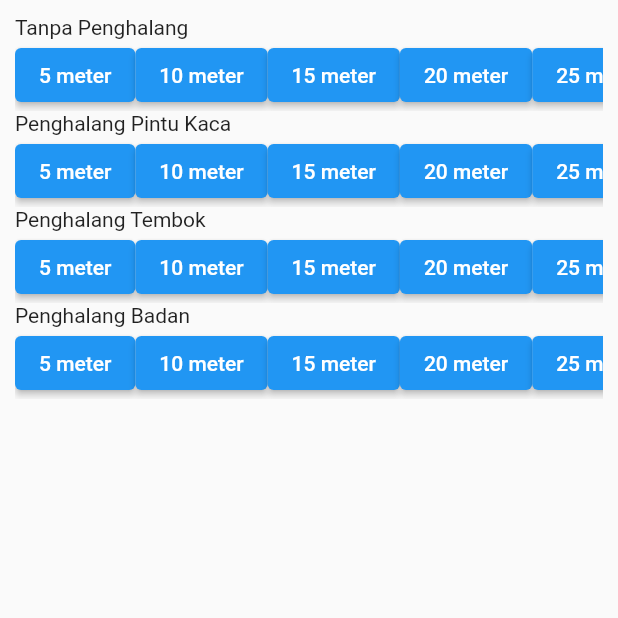
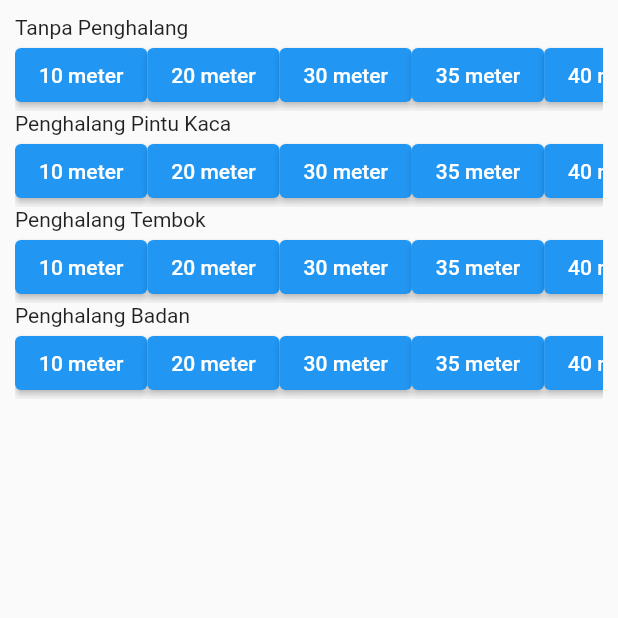
Before and after one commit to sedjierichson/Skripsi-Presensi, a Flutter app: the LogData screen opened directly, on a phone screen of 412 x 824 dp, the top half of it. Run offline on Flutter 3.47's test engine with Material 2 defaults, Android fonts, the light colour scheme and no system bars; our stand-ins replace firebase_core, firebase_messaging, flutter_blue_plus, flutter_datetime_picker, flutter_local_notifications, font_awesome_flutter and 8 more; accounts and stored records are empty; network calls fail.

Commit message:
log data

```diff
--- a/aplikasi_presensi/lib/Pages/Lainnya/log_data.dart
+++ b/aplikasi_presensi/lib/Pages/Lainnya/log_data.dart
@@ -146,23 +146,9 @@ class _LogDataState extends State<LogData> {
                       ElevatedButton(
                         onPressed: () {
                           checkBeacon(
-                              jarak: "5", keterangan: "tanpa penghalang");
-                        },
-                        child: Text('5 meter'),
-                      ),
-                      ElevatedButton(
-                        onPressed: () {
-                          checkBeacon(
                               jarak: "10", keterangan: "tanpa penghalang");
                         },
                         child: Text('10 meter'),
-                      ),
-                      ElevatedButton(
-                        onPressed: () {
-                          checkBeacon(
-                              jarak: "15", keterangan: "tanpa penghalang");
-                        },
-                        child: Text('15 meter'),
                       ),
                       ElevatedButton(
                         onPressed: () {
@@ -174,16 +160,30 @@ class _LogDataState extends State<LogData> {
                       ElevatedButton(
                         onPressed: () {
                           checkBeacon(
-                              jarak: "25", keterangan: "tanpa penghalang");
+                              jarak: "30", keterangan: "tanpa penghalang");
                         },
-                        child: Text('25 meter'),
+                        child: Text('30 meter'),
                       ),
                       ElevatedButton(
                         onPressed: () {
                           checkBeacon(
-                              jarak: "30", keterangan: "tanpa penghalang");
+                              jarak: "35", keterangan: "tanpa penghalang");
                         },
-                        child: Text('30 meter'),
+                        child: Text('35 meter'),
+                      ),
+                      ElevatedButton(
+                        onPressed: () {
+                          checkBeacon(
+                              jarak: "40", keterangan: "tanpa penghalang");
+                        },
+                        child: Text('40 meter'),
+                      ),
+                      ElevatedButton(
+                        onPressed: () {
+                          checkBeacon(
+                              jarak: "45", keterangan: "tanpa penghalang");
+                        },
+                        child: Text('45 meter'),
                       ),
                     ],
                   ),
@@ -196,23 +196,9 @@ class _LogDataState extends State<LogData> {
                       ElevatedButton(
                         onPressed: () {
                           checkBeacon(
-                              jarak: "5", keterangan: "penghalang pintu kaca");
-                        },
-                        child: Text('5 meter'),
-                      ),
-                      ElevatedButton(
-                        onPressed: () {
-                          checkBeacon(
                               jarak: "10", keterangan: "penghalang pintu kaca");
                         },
                         child: Text('10 meter'),
-                      ),
-                      ElevatedButton(
-                        onPressed: () {
-                          checkBeacon(
-                              jarak: "15", keterangan: "penghalang pintu kaca");
-                        },
-                        child: Text('15 meter'),
                       ),
                       ElevatedButton(
                         onPressed: () {
@@ -224,16 +210,23 @@ class _LogDataState extends State<LogData> {
                       ElevatedButton(
                         onPressed: () {
                           checkBeacon(
-                              jarak: "25", keterangan: "penghalang pintu kaca");
+                              jarak: "30", keterangan: "penghalang pintu kaca");
                         },
-                        child: Text('25 meter'),
+                        child: Text('30 meter'),
                       ),
                       ElevatedButton(
                         onPressed: () {
                           checkBeacon(
-                              jarak: "30", keterangan: "penghalang pintu kaca");
+                              jarak: "35", keterangan: "penghalang pintu kaca");
                         },
-                        child: Text('30 meter'),
+                        child: Text('35 meter'),
+                      ),
+                      ElevatedButton(
+                        onPressed: () {
+                          checkBeacon(
+                              jarak: "40", keterangan: "penghalang pintu kaca");
+                        },
+                        child: Text('40 meter'),
                       ),
                     ],
                   ),
@@ -246,23 +239,9 @@ class _LogDataState extends State<LogData> {
                       ElevatedButton(
                         onPressed: () {
                           checkBeacon(
-                              jarak: "5", keterangan: "penghalang tembok");
-                        },
-                        child: Text('5 meter'),
-                      ),
-                      ElevatedButton(
-                        onPressed: () {
-                          checkBeacon(
                               jarak: "10", keterangan: "penghalang tembok");
                         },
                         child: Text('10 meter'),
-                      ),
-                      ElevatedButton(
-                        onPressed: () {
-                          checkBeacon(
-                              jarak: "15", keterangan: "penghalang tembok");
-                        },
-                        child: Text('15 meter'),
                       ),
                       ElevatedButton(
                         onPressed: () {
@@ -274,16 +253,23 @@ class _LogDataState extends State<LogData> {
                       ElevatedButton(
                         onPressed: () {
                           checkBeacon(
-                              jarak: "25", keterangan: "penghalang tembok");
+                              jarak: "30", keterangan: "penghalang tembok");
                         },
-                        child: Text('25 meter'),
+                        child: Text('30 meter'),
                       ),
                       ElevatedButton(
                         onPressed: () {
                           checkBeacon(
-                              jarak: "30", keterangan: "penghalang tembok");
+                              jarak: "35", keterangan: "penghalang tembok");
                         },
-                        child: Text('30 meter'),
+                        child: Text('35 meter'),
+                      ),
+                      ElevatedButton(
+                        onPressed: () {
+                          checkBeacon(
+                              jarak: "40", keterangan: "penghalang tembok");
+                        },
+                        child: Text('40 meter'),
                       ),
                     ],
                   ),
@@ -296,23 +282,9 @@ class _LogDataState extends State<LogData> {
                       ElevatedButton(
                         onPressed: () {
                           checkBeacon(
-                              jarak: "5", keterangan: "penghalang badan");
-                        },
-                        child: Text('5 meter'),
-                      ),
-                      ElevatedButton(
-                        onPressed: () {
-                          checkBeacon(
                               jarak: "10", keterangan: "penghalang badan");
                         },
                         child: Text('10 meter'),
-                      ),
-                      ElevatedButton(
-                        onPressed: () {
-                          checkBeacon(
-                              jarak: "15", keterangan: "penghalang badan");
-                        },
-                        child: Text('15 meter'),
                       ),
                       ElevatedButton(
                         onPressed: () {
@@ -324,16 +296,23 @@ class _LogDataState extends State<LogData> {
                       ElevatedButton(
                         onPressed: () {
                           checkBeacon(
-                              jarak: "25", keterangan: "penghalang badan");
+                              jarak: "30", keterangan: "penghalang badan");
                         },
-                        child: Text('25 meter'),
+                        child: Text('30 meter'),
                       ),
                       ElevatedButton(
                         onPressed: () {
                           checkBeacon(
-                              jarak: "30", keterangan: "penghalang badan");
+                              jarak: "35", keterangan: "penghalang badan");
                         },
-                        child: Text('30 meter'),
+                        child: Text('35 meter'),
+                      ),
+                      ElevatedButton(
+                        onPressed: () {
+                          checkBeacon(
+                              jarak: "40", keterangan: "penghalang badan");
+                        },
+                        child: Text('40 meter'),
                       ),
                     ],
                   ),
```
Also changed, not shown: 2 other files.
